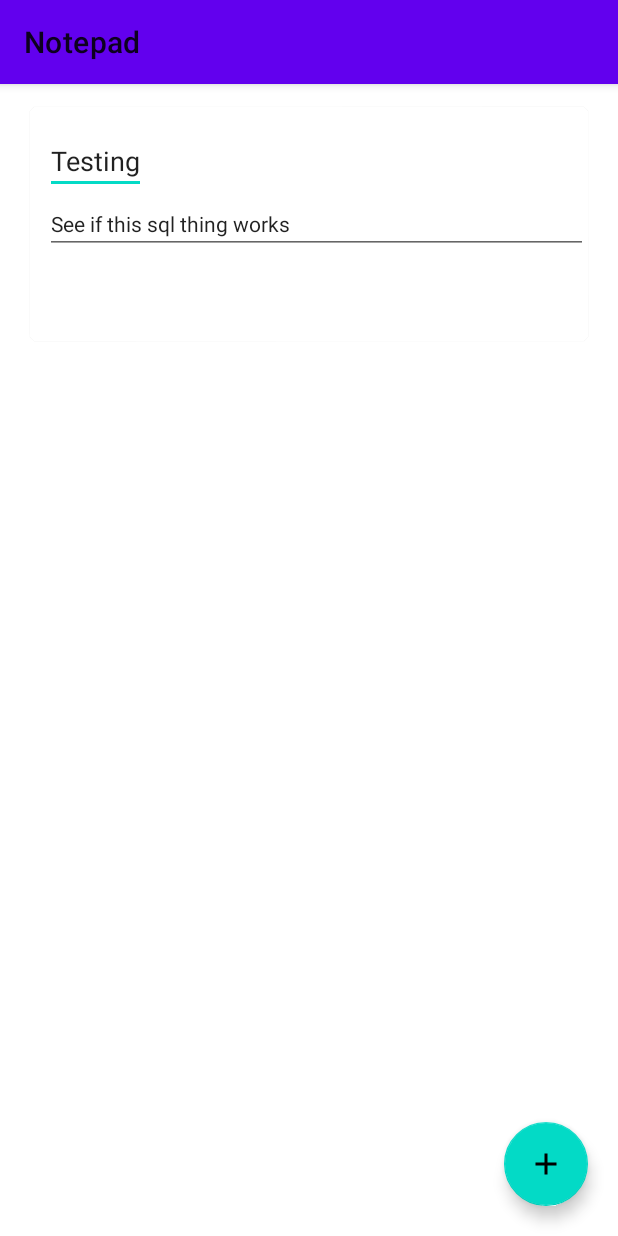
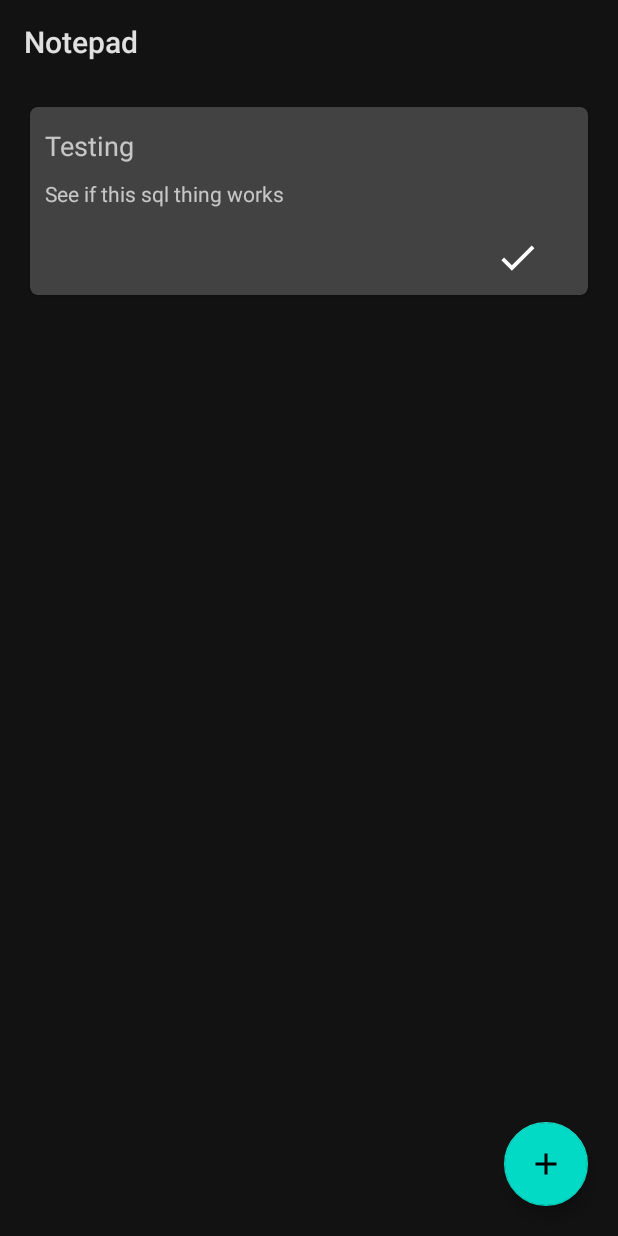
Before and after one commit to zahidyew/notepad, an Android app: the screen it shows after launch (MainActivity), after a tap on an icon or button, on a phone screen of 412 x 824 dp. Run offline under Robolectric (Android 15) with nearby library versions, the phone set to English and light mode, and no system bars; our stand-ins replace Room's generated code.

Commit message:
some refactoring

```diff
--- a/app/src/main/java/com/example/notepad/MainActivity.java
+++ b/app/src/main/java/com/example/notepad/MainActivity.java
@@ -7,6 +7,7 @@ import androidx.recyclerview.widget.GridLayoutManager;
 import androidx.recyclerview.widget.RecyclerView;
 import androidx.room.Room;
 
+import android.content.Intent;
 import android.database.sqlite.SQLiteConstraintException;
 import android.os.Bundle;
 import android.widget.Toast;
@@ -28,7 +29,7 @@ public class MainActivity extends AppCompatActivity {
         setContentView(R.layout.activity_main);
         getSupportActionBar().setTitle("Notepad");
 
-        AppCompatDelegate.setDefaultNightMode(AppCompatDelegate.MODE_NIGHT_FOLLOW_SYSTEM);
+        AppCompatDelegate.setDefaultNightMode(AppCompatDelegate.MODE_NIGHT_YES);
 
         noteDAO = Room.databaseBuilder(this, AppDatabase.class, "db-notes")
                 .allowMainThreadQueries()
@@ -36,8 +37,8 @@ public class MainActivity extends AppCompatActivity {
                 .getNoteDAO();
 
         RecyclerView recyclerView = findViewById(R.id.recycler_view);
-        List<Note> noteList = new ArrayList<>();
-        adapter = new NoteAdapter(this, this, noteList);
+        //List<Note> noteList = new ArrayList<>();
+        adapter = new NoteAdapter(this, this, new ArrayList<Note>());
 
         RecyclerView.LayoutManager layoutManager = new GridLayoutManager(this, 1);
         recyclerView.setLayoutManager(layoutManager);
@@ -46,9 +47,19 @@ public class MainActivity extends AppCompatActivity {
 
         FloatingActionButton floatingActionButton = findViewById(R.id.floating_btn);
         floatingActionButton.setOnClickListener(view -> {
-            Toast.makeText(this, "Add new note", Toast.LENGTH_SHORT).show();
+            //Toast.makeText(this, "Add new note", Toast.LENGTH_SHORT).show();
+            addNewNote();
+        });
 
-            final Note item = new Note();
+        loadNotes();
+    }
+
+    private void addNewNote() {
+        int requestCode = 1;
+        //Intent intent = new Intent(this, MakeNotePage.class);
+        //startActivityForResult(intent, requestCode);
+
+        Note item = new Note();
         item.setTitle("Testing");
         item.setNote("See if this sql thing works");
 
@@ -60,11 +71,6 @@ public class MainActivity extends AppCompatActivity {
         }
 
         loadNotes();
-            //noteList.add(item);
-            //adapter.notifyDataSetChanged();
-        });
-
-        loadNotes();
     }
 
     private void loadNotes() {
--- a/app/src/main/java/com/example/notepad/Note.java
+++ b/app/src/main/java/com/example/notepad/Note.java
@@ -1,6 +1,5 @@
 package com.example.notepad;
 
-import androidx.annotation.NonNull;
 import androidx.room.Entity;
 import androidx.room.PrimaryKey;
 
@@ -9,9 +8,7 @@ public class Note {
 
     @PrimaryKey(autoGenerate = true) // set noteId as Primary key
     private int noteId;
-
     private String title, note;
-
 
     public int getNoteId() {
         return noteId;
--- a/app/src/main/java/com/example/notepad/NoteAdapter.java
+++ b/app/src/main/java/com/example/notepad/NoteAdapter.java
@@ -5,8 +5,8 @@ import android.content.Context;
 import android.view.LayoutInflater;
 import android.view.View;
 import android.view.ViewGroup;
-import android.widget.EditText;
 import android.widget.ImageButton;
+import android.widget.TextView;
 
 import androidx.recyclerview.widget.RecyclerView;
 
@@ -36,6 +36,7 @@ public class NoteAdapter extends RecyclerView.Adapter<NoteAdapter.MyViewHolder>
     @Override
     public void onBindViewHolder(final MyViewHolder holder, int position) {
         final Note note = noteList.get(position);
+
         holder.title.setText(note.getTitle());
         holder.note.setText(note.getNote());
 
@@ -61,7 +62,7 @@ public class NoteAdapter extends RecyclerView.Adapter<NoteAdapter.MyViewHolder>
     }
 
     public class MyViewHolder extends RecyclerView.ViewHolder {
-        public EditText title, note;
+        public TextView title, note;
         public ImageButton done;
 
         public MyViewHolder(View view) {
--- a/app/src/main/res/layout/cards.xml
+++ b/app/src/main/res/layout/cards.xml
@@ -25,7 +25,7 @@
             android:layout_width="match_parent"
             android:layout_height="wrap_content">
 
-            <EditText
+            <TextView
                 android:id="@+id/title"
                 android:layout_width="wrap_content"
                 android:layout_height="wrap_content"
@@ -35,7 +35,7 @@
                 android:textSize="18dp"
                 android:hint="Title" />
 
-            <EditText
+            <TextView
                 android:id="@+id/note"
                 android:layout_width="match_parent"
                 android:layout_height="wrap_content"
@@ -59,3 +59,29 @@
         </RelativeLayout>
     </androidx.cardview.widget.CardView>
 </RelativeLayout>
+
+
+<!--
+<EditText
+android:layout_width="match_parent"
+android:layout_height="wrap_content"
+app:layout_constraintTop_toTopOf="parent"
+app:layout_constraintRight_toRightOf="parent"
+android:id="@+id/title"
+android:layout_marginTop="13dp"
+android:layout_marginStart="10dp"
+android:layout_marginEnd="10dp"
+android:paddingBottom="10dp"
+android:textSize="18dp"
+android:hint="Title"/>
+
+<EditText
+android:layout_width="match_parent"
+android:layout_height="wrap_content"
+app:layout_constraintTop_toBottomOf="@id/title"
+app:layout_constraintRight_toRightOf="parent"
+android:id="@+id/note"
+android:layout_marginStart="10dp"
+android:layout_marginEnd="10dp"
+android:textSize="14dp"
+android:hint="Write your note here"/>-->
```
Lines whose indentation alone changed are shown as unchanged.
